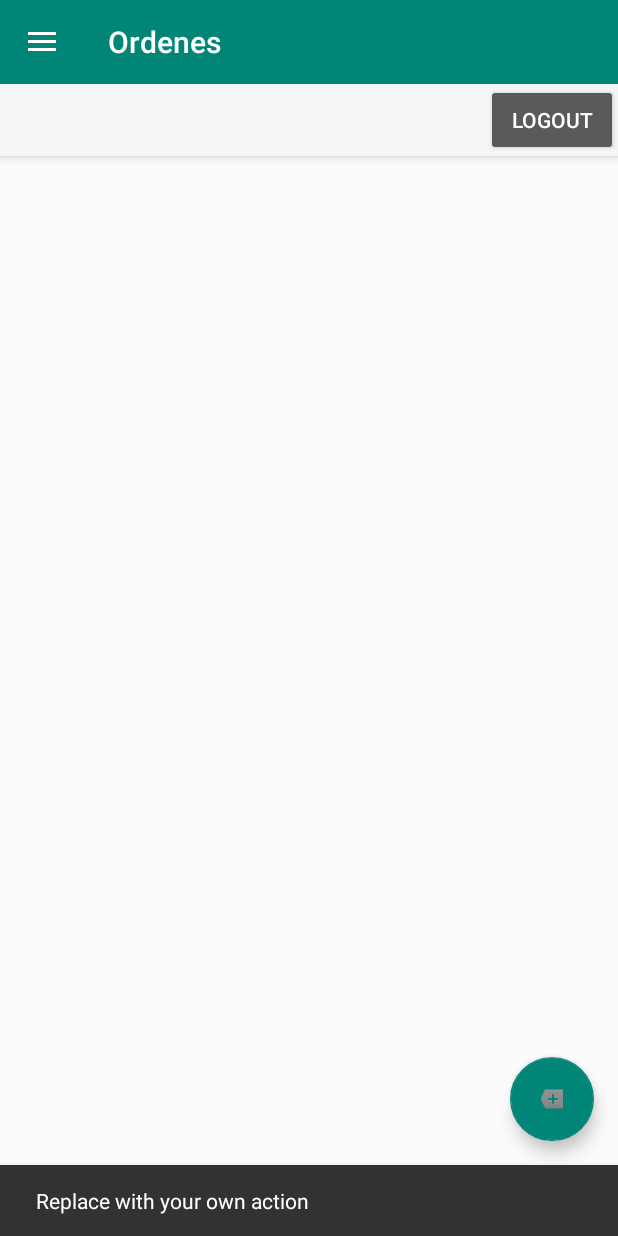
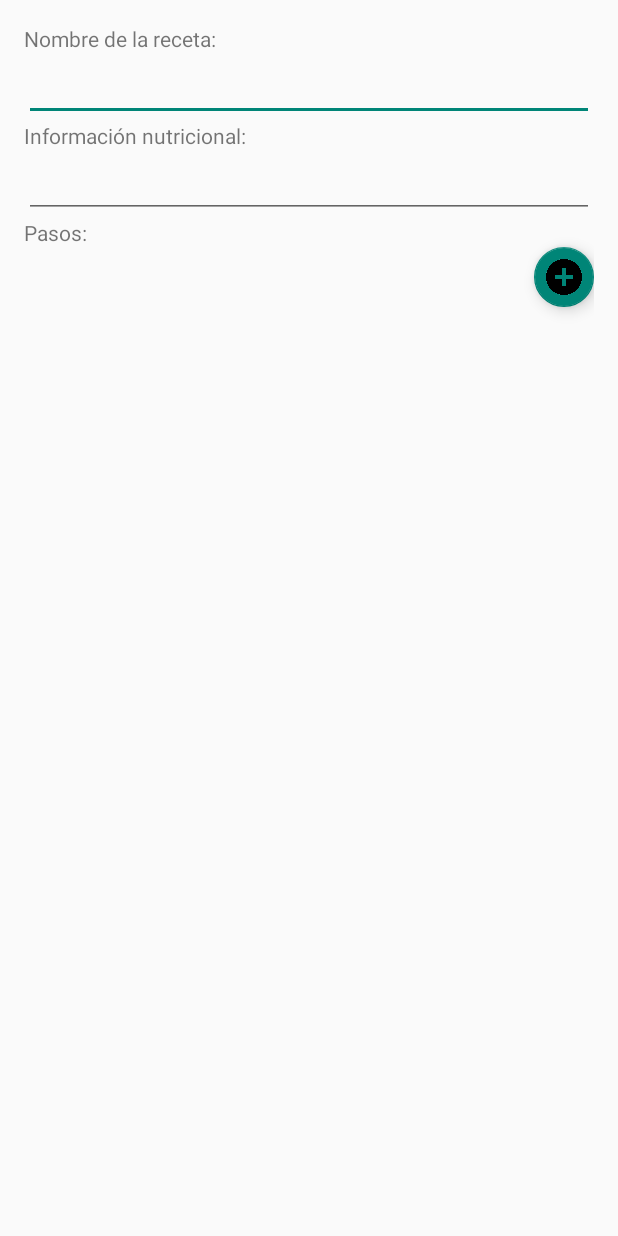
Before and after one commit to Papus1234/ChefApp, an Android app: the MainActivity screen opened directly, with no data from a screen before it, after a tap on an icon or button, on a phone screen of 412 x 824 dp. Run offline under Robolectric (Android 15) with nearby library versions, the phone set to English and light mode, and no system bars; our stand-ins replace Picasso; pictures from the network do not load.

Commit message:
Agregar Recetas
Actualización

```diff
--- a/app/src/main/java/com/tec/chefapp/MainActivity.java
+++ b/app/src/main/java/com/tec/chefapp/MainActivity.java
@@ -55,8 +55,8 @@ public class MainActivity extends AppCompatActivity implements NavigationView.On
         fab.setOnClickListener(new View.OnClickListener() {
             @Override
             public void onClick(View view) {
-                Snackbar.make(view, "Replace with your own action", Snackbar.LENGTH_LONG)
-                        .setAction("Action", null).show();
+                Intent intent = new Intent(MainActivity.this, RecipeActivity.class);
+                startActivity(intent);
             }
         });
         DrawerLayout drawer = (DrawerLayout) findViewById(R.id.drawer_layout);
@@ -108,7 +108,7 @@ public class MainActivity extends AppCompatActivity implements NavigationView.On
         user_email = (TextView) header.findViewById(R.id.email);
         profile_pic = (ImageView) header.findViewById(R.id.profile_pic);
     }
-    //Asigna los datos a mostrar, oteniendolos de las respuestas del servidor de LinkedIn, mediante un JSON
+    //Asigna los datos a mostrar, oteniéndolos de las respuestas del servidor de LinkedIn, mediante un JSON
     public void setUserProfile(JSONObject response){
         try{
             user_email.setText(response.get("emailAddress").toString());
--- a/app/src/main/java/com/tec/chefapp/RecipeActivity.java
+++ b/app/src/main/java/com/tec/chefapp/RecipeActivity.java
@@ -1,11 +1,28 @@
 package com.tec.chefapp;
 
+import android.content.Intent;
+import android.support.design.widget.FloatingActionButton;
+import android.support.design.widget.NavigationView;
 import android.support.v7.app.AppCompatActivity;
 import android.os.Bundle;
+import android.support.v7.widget.LinearLayoutCompat;
+import android.view.LayoutInflater;
+import android.view.View;
 import android.view.Window;
 import android.view.WindowManager;
+import android.widget.Button;
+import android.widget.EditText;
+import android.widget.TextView;
+import android.widget.Toast;
 
-public class RecipeActivity extends AppCompatActivity {
+import java.util.ArrayList;
+
+import datastructures.Lista;
+
+public class RecipeActivity extends AppCompatActivity{
+    LinearLayoutCompat content;
+    EditText editText;
+    Lista<EditText> editTextLista;
 
     @Override
     protected void onCreate(Bundle savedInstanceState)
@@ -14,5 +31,17 @@ public class RecipeActivity extends AppCompatActivity {
         requestWindowFeature(Window.FEATURE_NO_TITLE);
         getWindow().setFlags(WindowManager.LayoutParams.FLAG_FULLSCREEN,WindowManager.LayoutParams.FLAG_FULLSCREEN);
         setContentView(R.layout.activity_recipe);
+        FloatingActionButton addStep = (FloatingActionButton) findViewById(R.id.addStep);
+        addStep.setOnClickListener(new View.OnClickListener() {
+            @Override
+            public void onClick(View view) {
+                addTextField();
+            }
+        });
+    }
+    public void addTextField(){
+        content = (LinearLayoutCompat) findViewById(R.id.steps_view);
+        editText = new EditText(this);
+        content.addView(editText);
     }
 }
--- a/app/src/main/res/layout/activity_recipe.xml
+++ b/app/src/main/res/layout/activity_recipe.xml
@@ -1,5 +1,6 @@
 <?xml version="1.0" encoding="utf-8"?>
 <RelativeLayout xmlns:android="http://schemas.android.com/apk/res/android"
+    xmlns:app="http://schemas.android.com/apk/res-auto"
     xmlns:tools="http://schemas.android.com/tools"
     android:id="@+id/activity_recipe"
     android:layout_width="match_parent"
@@ -10,4 +11,73 @@
     android:paddingTop="@dimen/activity_vertical_margin"
     tools:context="com.tec.chefapp.RecipeActivity">
 
+    <TextView
+        android:text="Nombre de la receta:"
+        android:layout_width="wrap_content"
+        android:layout_height="wrap_content"
+        android:id="@+id/nombre_receta_textView"
+        android:layout_alignParentTop="true"
+        android:layout_alignParentLeft="true"
+        android:layout_alignParentStart="true" />
+
+    <TextView
+        android:text="Pasos:"
+        android:layout_width="wrap_content"
+        android:layout_height="wrap_content"
+        android:layout_below="@+id/informacion_nutricional_editText"
+        android:layout_alignParentLeft="true"
+        android:layout_alignParentStart="true"
+        android:id="@+id/pasos_textView" />
+
+    <TextView
+        android:text="Información nutricional:"
+        android:layout_width="wrap_content"
+        android:layout_height="wrap_content"
+        android:id="@+id/informacion_nutricional_textView"
+        android:layout_below="@+id/nombre_receta_editText"
+        android:layout_alignParentLeft="true"
+        android:layout_alignParentStart="true" />
+
+    <EditText
+        android:layout_width="match_parent"
+        android:layout_height="wrap_content"
+        android:inputType="textPersonName"
+        android:ems="10"
+        android:id="@+id/nombre_receta_editText"
+        android:layout_below="@+id/nombre_receta_textView"
+        android:layout_alignParentLeft="true"
+        android:layout_alignParentStart="true"
+        android:layout_alignRight="@+id/informacion_nutricional_editText"
+        android:layout_alignEnd="@+id/informacion_nutricional_editText" />
+
+    <android.support.design.widget.FloatingActionButton
+        android:layout_width="wrap_content"
+        android:layout_height="wrap_content"
+        android:clickable="true"
+        app:fabSize="mini"
+        app:srcCompat="@drawable/ic_plus"
+        android:id="@+id/addStep"
+        android:layout_below="@+id/pasos_textView"
+        android:layout_alignParentRight="true"
+        android:layout_alignParentEnd="true" />
+
+    <view
+        android:layout_width="wrap_content"
+        android:layout_height="wrap_content"
+        class="android.support.v7.widget.LinearLayoutCompat"
+        android:layout_below="@+id/pasos_textView"
+        android:id="@+id/steps_view"
+        android:layout_alignParentLeft="true"
+        android:layout_alignParentStart="true" />
+
+    <EditText
+        android:layout_width="match_parent"
+        android:layout_height="wrap_content"
+        android:inputType="textMultiLine"
+        android:ems="10"
+        android:id="@+id/informacion_nutricional_editText"
+        android:layout_below="@+id/informacion_nutricional_textView"
+        android:layout_toRightOf="@+id/steps_view"
+        android:layout_toEndOf="@+id/steps_view" />
+
 </RelativeLayout>
```
Also changed, not shown: app/src/main/java/DataStructures/Lista.java (added, +208 -0 lines), app/src/main/java/DataStructures/Nodo.java (added, +43 -0 lines), app/src/main/res/layout/text_field.xml (added, +11 -0 lines), app/src/main/res/drawable/ic_plus.png (added).
